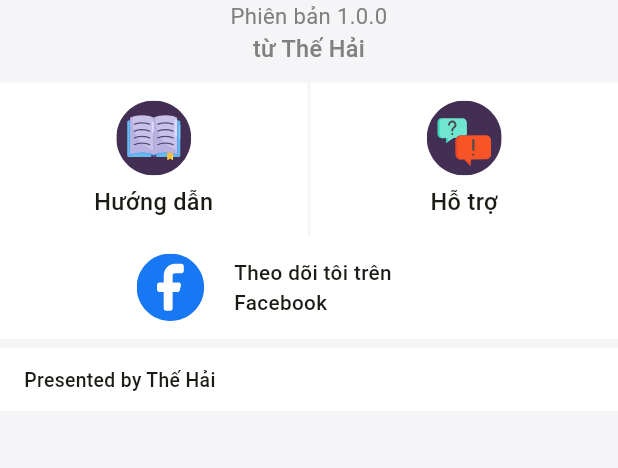
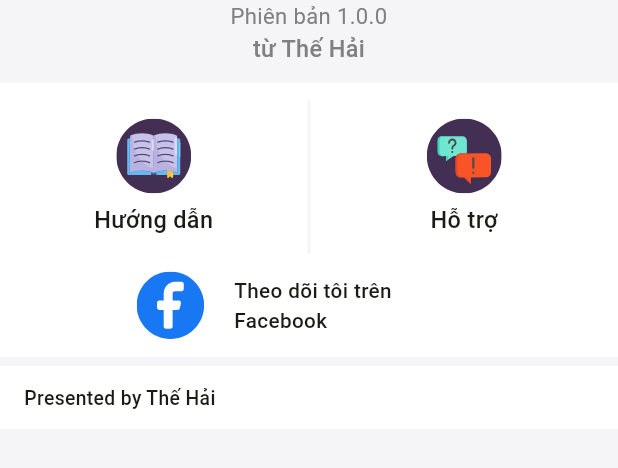
Before and after one commit to thehai5622/thriftflow, a Flutter app: the Introduce screen opened by its route, on a phone screen of 412 x 824 dp, the part 381-849 px from its top. Run offline on Flutter 3.47's test engine with Material 3 defaults, Android fonts, the light colour scheme and no system bars; our stand-ins replace flutter_screenutil, flutter_svg, get, shared_preferences; accounts and stored records are empty.

Commit message:
IntroduceUI

```diff
--- a/lib/View/Individual/Introduce/introduce.dart
+++ b/lib/View/Individual/Introduce/introduce.dart
@@ -69,6 +69,7 @@ class Introduce extends StatelessWidget {
               color: AppColor.main,
               child: Column(
                 children: [
+                  const SizedBox(height: 12),
                   Row(
                     crossAxisAlignment: CrossAxisAlignment.center,
                     children: [
```
